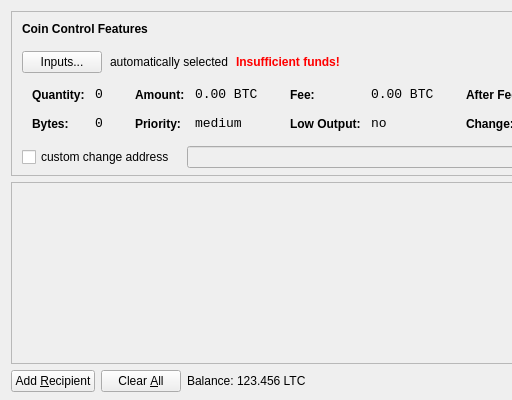
fishcoin/fishcoin, file src/qt/forms/sendcoinsdialog.ui: the form before one commit; both pictures show x 0 to 512 and y 0 to 400 of the 850 by 400 pixel window.
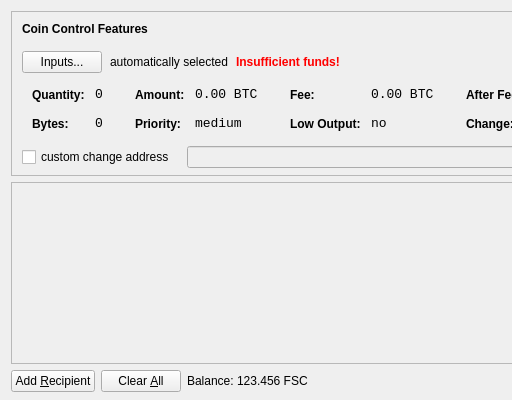
The form after the commit. Icons and pictures are not drawn.

What changed in the file:
```diff
--- a/src/qt/forms/sendcoinsdialog.ui
+++ b/src/qt/forms/sendcoinsdialog.ui
@@ -720,7 +720,7 @@
           <cursorShape>IBeamCursor</cursorShape>
          </property>
          <property name="text">
-          <string>123.456 LTC</string>
+          <string>123.456 FSC</string>
          </property>
          <property name="textInteractionFlags">
           <set>Qt::LinksAccessibleByMouse|Qt::TextSelectableByKeyboard|Qt::TextSelectableByMouse</set>
```
